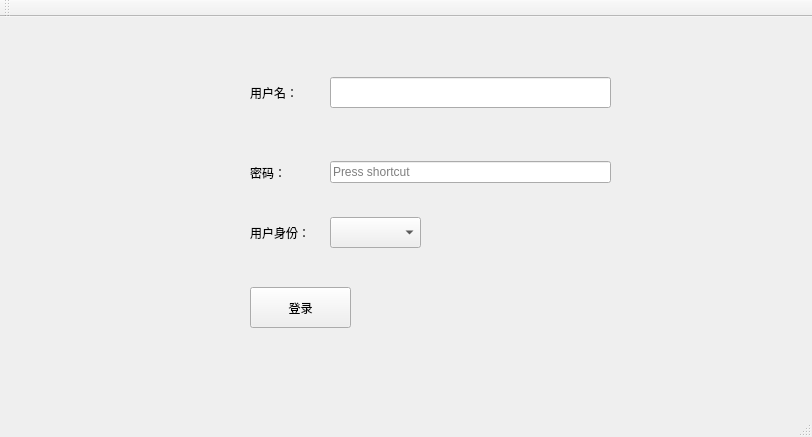
This is UI_Files/CA_System.ui in ZxxWs/CA_System as Qt 5 draws it before an edit. The edited form follows.
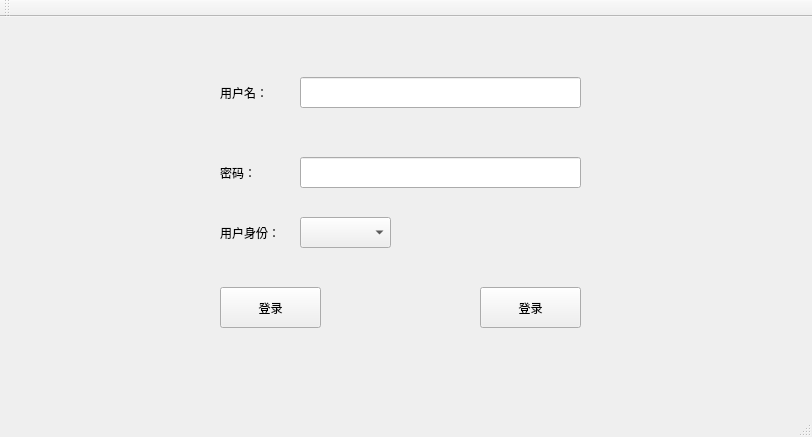
This is the edited form.

Diff of the .ui file:
```diff
--- a/UI_Files/CA_System.ui
+++ b/UI_Files/CA_System.ui
@@ -17,7 +17,7 @@
    <widget class="QPushButton" name="pushButton">
     <property name="geometry">
      <rect>
-      <x>250</x>
+      <x>220</x>
       <y>270</y>
       <width>101</width>
       <height>41</height>
@@ -27,20 +27,10 @@
      <string>登录</string>
     </property>
    </widget>
-   <widget class="QKeySequenceEdit" name="keySequenceEdit">
+   <widget class="QLineEdit" name="LineEditUserName">
     <property name="geometry">
      <rect>
-      <x>330</x>
-      <y>130</y>
-      <width>281</width>
-      <height>51</height>
-     </rect>
-    </property>
-   </widget>
-   <widget class="QLineEdit" name="lineEdit">
-    <property name="geometry">
-     <rect>
-      <x>330</x>
+      <x>300</x>
       <y>60</y>
       <width>281</width>
       <height>31</height>
@@ -50,7 +40,7 @@
    <widget class="QLabel" name="label">
     <property name="geometry">
      <rect>
-      <x>250</x>
+      <x>220</x>
       <y>60</y>
       <width>91</width>
       <height>31</height>
@@ -63,7 +53,7 @@
    <widget class="QLabel" name="label_2">
     <property name="geometry">
      <rect>
-      <x>250</x>
+      <x>220</x>
       <y>140</y>
       <width>91</width>
       <height>31</height>
@@ -76,7 +66,7 @@
    <widget class="QComboBox" name="comboBox">
     <property name="geometry">
      <rect>
-      <x>330</x>
+      <x>300</x>
       <y>200</y>
       <width>91</width>
       <height>31</height>
@@ -86,7 +76,7 @@
    <widget class="QLabel" name="label_3">
     <property name="geometry">
      <rect>
-      <x>250</x>
+      <x>220</x>
       <y>200</y>
       <width>91</width>
       <height>31</height>
@@ -96,6 +86,29 @@
      <string>用户身份：</string>
     </property>
    </widget>
+   <widget class="QPushButton" name="ButtonLogUp">
+    <property name="geometry">
+     <rect>
+      <x>480</x>
+      <y>270</y>
+      <width>101</width>
+      <height>41</height>
+     </rect>
+    </property>
+    <property name="text">
+     <string>登录</string>
+    </property>
+   </widget>
+   <widget class="QLineEdit" name="LineEditUserPassWord">
+    <property name="geometry">
+     <rect>
+      <x>300</x>
+      <y>140</y>
+      <width>281</width>
+      <height>31</height>
+     </rect>
+    </property>
+   </widget>
   </widget>
   <widget class="QMenuBar" name="menuBar">
    <property name="geometry">
```
Left out of the diff: 12 changed lines with no effect on the pictures.
